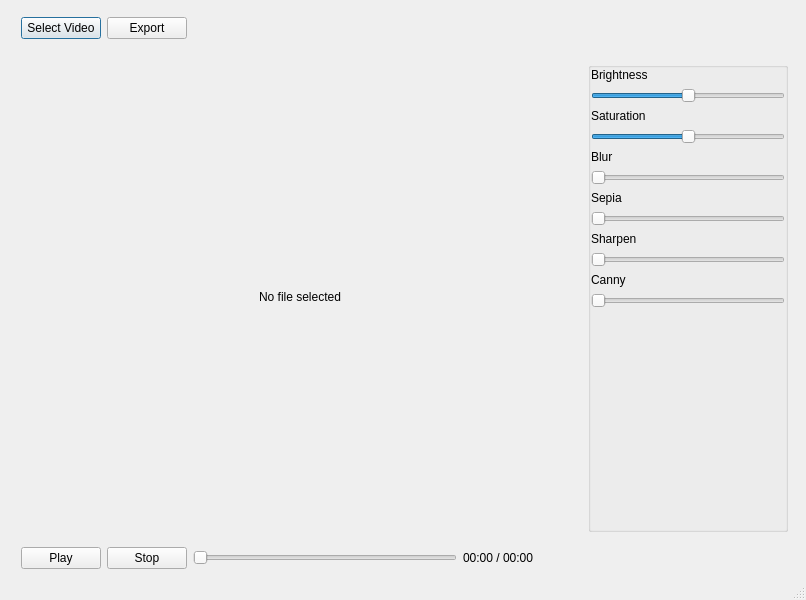
This is video_editor/app/ui/mainwindow2.ui in fbzyx/challenge as Qt 5 draws it before an edit. The edited form follows.
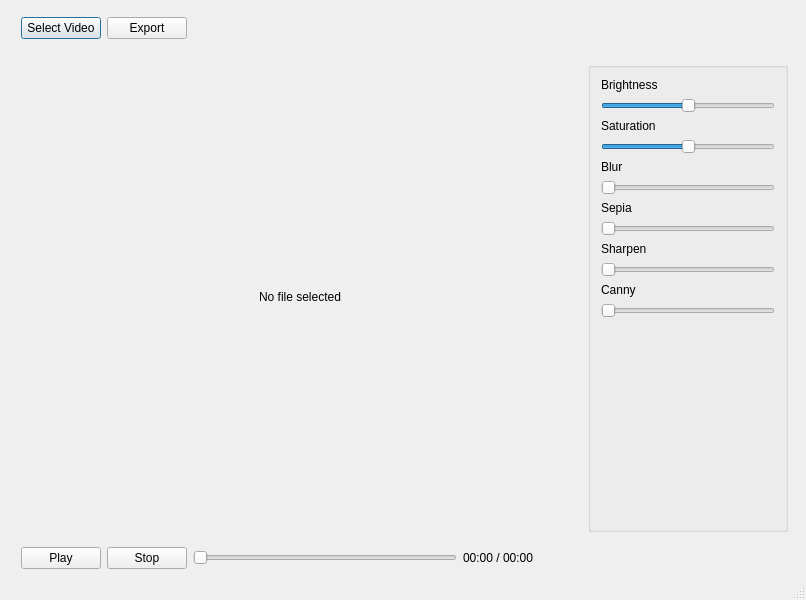
This is the edited form. Icons and pictures are not drawn.

Diff of the .ui file:
```diff
--- a/video_editor/app/ui/mainwindow2.ui
+++ b/video_editor/app/ui/mainwindow2.ui
@@ -161,13 +161,13 @@
            <number>-1</number>
           </property>
           <property name="leftMargin">
-           <number>0</number>
+           <number>10</number>
           </property>
           <property name="topMargin">
-           <number>0</number>
+           <number>10</number>
           </property>
           <property name="rightMargin">
-           <number>0</number>
+           <number>10</number>
           </property>
           <property name="bottomMargin">
            <number>0</number>
```
Left out of the diff: 11 changed lines with no effect on the pictures.
